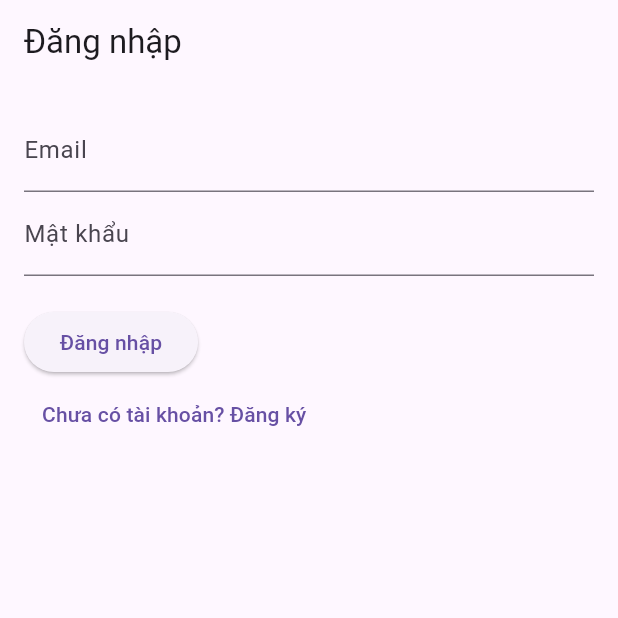
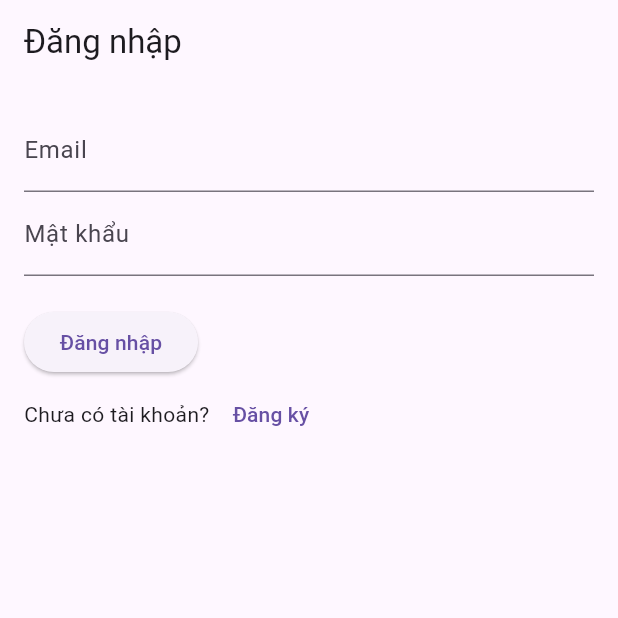
Before and after one commit to tienlth/project_manager_frontend_flutter, a Flutter app: the screen it shows after launch, on a phone screen of 412 x 824 dp, the top half of it. Run offline on Flutter 3.47's test engine with Material 3 defaults, Android fonts, the phone set to English and light mode, and no system bars; our stand-ins replace dio, flutter_bloc, get_it.

Commit message:
add login + register

```diff
--- a/project_management/lib/network/dio_client.dart
+++ b/project_management/lib/network/dio_client.dart
@@ -9,6 +9,9 @@ class DioClient {
       connectTimeout: const Duration(seconds: 10),
       receiveTimeout: const Duration(seconds: 10),
       headers: {"Content-Type": "application/json"},
+      //  validateStatus: (status) {
+      //   return status != null;
+      // },
     );
 
     _dio.interceptors.add(InterceptorsWrapper(
--- a/project_management/lib/network/services/auth_api_service.dart
+++ b/project_management/lib/network/services/auth_api_service.dart
@@ -15,8 +15,8 @@ class AuthApiService {
   }
 
   Future<Map<String, dynamic>> signUp(String email, String password, String name) async {
-    final response = await _dio.post('/auth/signup', {
-      "name": name,
+    final response = await _dio.post('/auth/register', {
+      "username": name,
       "email": email,
       "password": password,
     });
--- a/project_management/lib/views/auth_page.dart
+++ b/project_management/lib/views/auth_page.dart
@@ -27,24 +27,15 @@ class _AuthPageState extends State<AuthPage> {
     }
 
     setState(() => _isLoading = false);
-
-    final authState = context.read<AuthCubit>().state;
-    if (authState.token != null) {
-      ScaffoldMessenger.of(context).showSnackBar(
-        SnackBar(content: Text(_isLogin ? 'Đăng nhập thành công!' : 'Đăng ký thành công!')),
-      );
-    } else {
-      ScaffoldMessenger.of(context).showSnackBar(
-        SnackBar(content: Text(_isLogin ? 'Đăng nhập thất bại!' : 'Đăng ký thất bại!')),
-      );
-    }
   }
 
   @override
   Widget build(BuildContext context) {
     return Scaffold(
       appBar: AppBar(title: Text(_isLogin ? "Đăng nhập" : "Đăng ký")),
-      body: Padding(
+      body: BlocBuilder<AuthCubit, AuthState>(
+        builder: (context, state) {
+          return Padding(
             padding: const EdgeInsets.all(16.0),
             child: Column(
               crossAxisAlignment: CrossAxisAlignment.start,
@@ -64,20 +55,35 @@ class _AuthPageState extends State<AuthPage> {
                   decoration: InputDecoration(labelText: "Mật khẩu"),
                 ),
                 const SizedBox(height: 20),
+                if (state.errorMessage != null)
+                  Padding(
+                    padding: const EdgeInsets.only(bottom: 10),
+                    child: Text(
+                      state.errorMessage!,
+                      style: TextStyle(color: Colors.red),
+                    ),
+                  ),
                 _isLoading
                     ? Center(child: CircularProgressIndicator())
                     : ElevatedButton(
                         onPressed: () => _submit(context),
                         child: Text(_isLogin ? "Đăng nhập" : "Đăng ký"),
                       ),
+                Row(
+                  children: [
+                    Text(_isLogin ? "Chưa có tài khoản?" : "Đã có tài khoản?"),
                     TextButton(
                       onPressed: () {
                         setState(() => _isLogin = !_isLogin);
                       },
-              child: Text(_isLogin ? "Chưa có tài khoản? Đăng ký" : "Đã có tài khoản? Đăng nhập"),
+                      child: Text(_isLogin ? " Đăng ký" :  "Đăng nhập"),
                     ),
                   ],
                 ),
+              ],
+            ),
+          );
+        },
       ),
     );
   }
```
Also changed, not shown: project_management/lib/bloc/auth_cubit.dart (+20 -4 lines). Lines whose indentation alone changed are shown as unchanged.
